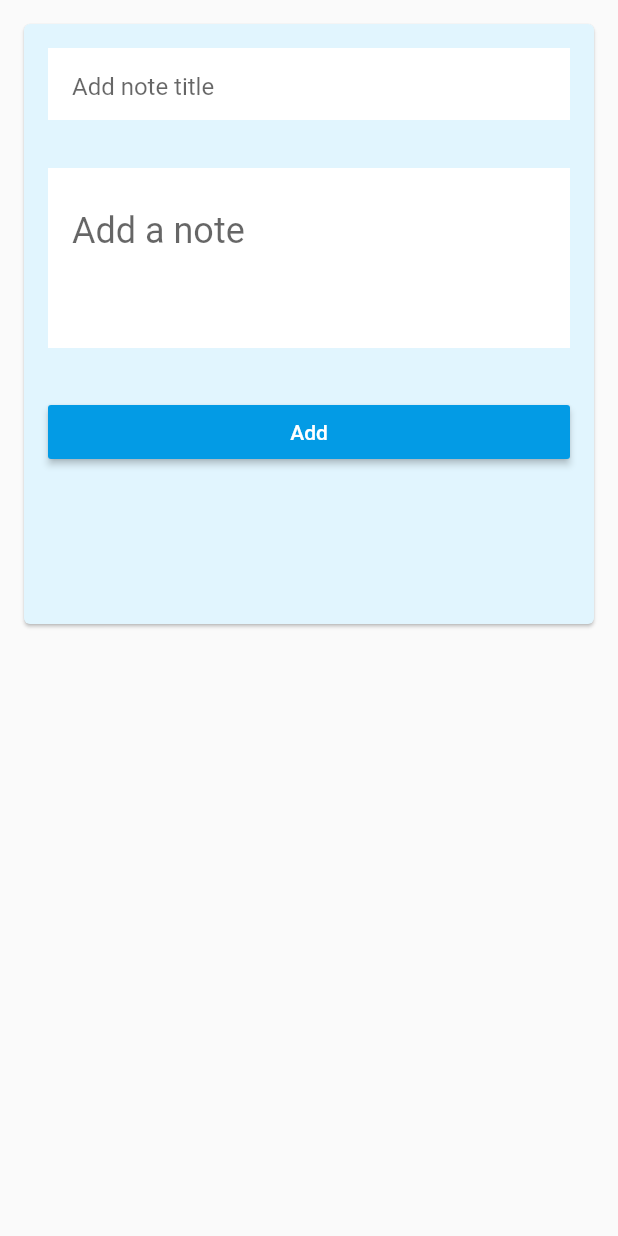
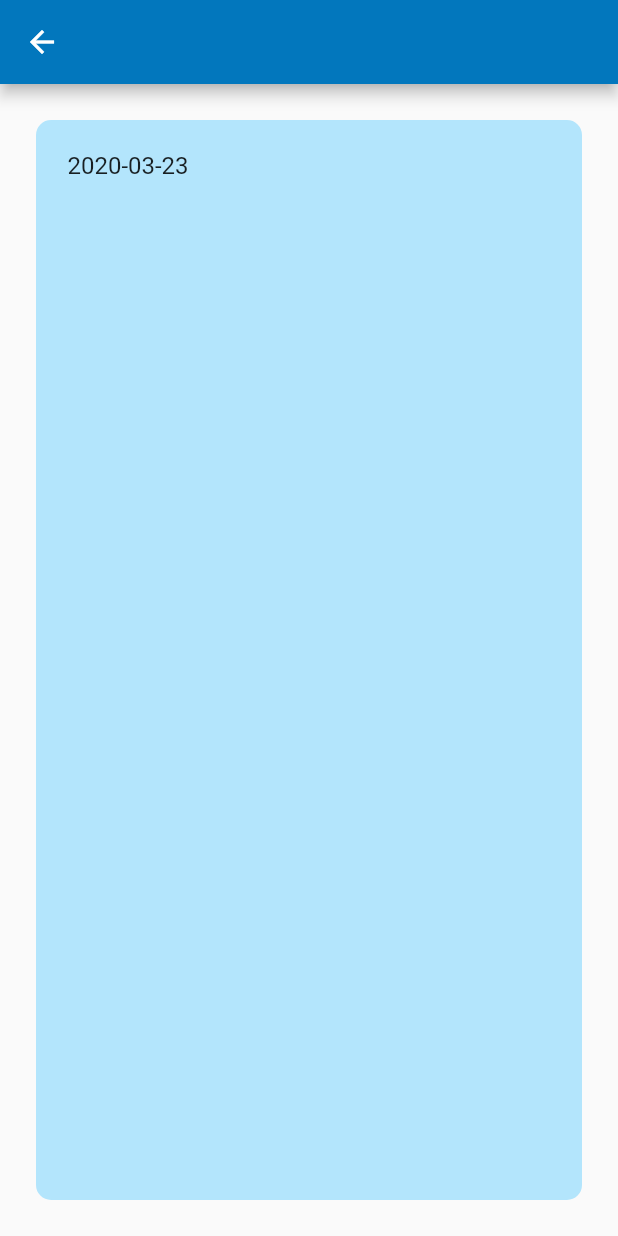
Before and after one commit to hananAlaskar/notes, a Flutter app: the AddNotePage screen opened directly, after a tap on "Add", on a phone screen of 412 x 824 dp. Run offline on Flutter 3.47's test engine with Material 2 defaults, Android fonts, the phone set to English and light mode, and no system bars; our stand-ins replace sqflite; accounts and stored records are empty; Roboto replaces fonts that are missing (Georgia, Hind).

Commit message:
create note page

```diff
--- a/lib/pages/AddNotePage.dart
+++ b/lib/pages/AddNotePage.dart
@@ -2,6 +2,7 @@ import 'dart:io';
 import 'package:flutter/material.dart';
 import 'package:notes_app/model/Note.dart';
 import 'package:notes_app/model/database_helper.dart';
+import 'package:notes_app/pages/NotePage.dart';
 
 class AddNotePage extends StatefulWidget {
   AddNotePage({Key key}) : super(key: key);
@@ -123,7 +124,9 @@ class _AddNotePageState extends State<AddNotePage> {
 
   void _addNote() async {
 
-    await helper.insertNote(createNote());
+    Note note = createNote();
+    await helper.insertNote(note);
+    navigateToNote(note);
     clearAddNoteInput();
 
   }
@@ -142,7 +145,13 @@ class _AddNotePageState extends State<AddNotePage> {
 
 
 
+  void navigateToNote(Note note) async {
 
+    await Navigator.push(context, MaterialPageRoute(builder: (context) {
+      return NotePage(note);
+    }));
+
+  }
 
 
 }
--- a/lib/pages/NoteListPage.dart
+++ b/lib/pages/NoteListPage.dart
@@ -1,4 +1,5 @@
 import 'package:flutter/material.dart';
+import 'package:notes_app/pages/NotePage.dart';
 import 'package:sqflite/sqflite.dart';
 import 'package:notes_app/model/Note.dart';
 import 'package:notes_app/model/database_helper.dart';
@@ -38,19 +39,26 @@ class _NoteListPageState extends State<NoteListPage> {
     return GridView.count(
       crossAxisCount: 3,
       children: List.generate(gridViewCount, (index) {
-        return getNoteContainer(index);
+        return getNoteGestureDetector(index);
       }),
     );
   }
 
-  Container getNoteContainer(index) {
-    return new Container(
-      child: Card(
-          child: Container(
-        margin: EdgeInsets.all(4.0),
-        padding: EdgeInsets.all(4.0),
-        child: getNoteColumn(index),
-      )),
+  GestureDetector getNoteGestureDetector(index) {
+    return  GestureDetector(
+      onTap: () {navigateToNote(noteList[index]);
+    },
+      child: getNoteCard(index),
+    );
+  }
+
+  getNoteCard(index){
+    return  Card(
+        child: Container(
+          margin: EdgeInsets.all(4.0),
+          padding: EdgeInsets.all(4.0),
+          child: getNoteColumn(index),
+        )
     );
   }
 
@@ -134,4 +142,11 @@ class _NoteListPageState extends State<NoteListPage> {
     });
   }
 
+  void navigateToNote(Note note) async {
+
+    await Navigator.push(context, MaterialPageRoute(builder: (context) {
+      return NotePage(note);
+    }));
+
+  }
 }
--- /dev/null
+++ b/lib/pages/NotePage.dart
@@ -0,0 +1,104 @@
+import 'package:flutter/material.dart';
+import 'package:notes_app/model/Note.dart';
+
+class NotePage extends StatefulWidget {
+  final Note note;
+  NotePage(this.note);
+
+  @override
+  _NotePageState createState() => _NotePageState(this.note);
+}
+
+class _NotePageState extends State<NotePage> {
+  Note note;
+  Image image;
+
+  _NotePageState(Note note) {
+    this.note = note;
+  }
+
+  @override
+  Widget build(BuildContext context) {
+    return Scaffold(
+        appBar: AppBar(
+          title: Text(getTitle()),
+        ),
+        body: Container(
+            decoration: myBoxDecoration(),
+            margin: EdgeInsets.all(24.0),
+            child: Column(
+              children: <Widget>[
+                getNoteDateContainer(),
+                getNoteTitleContainer(),
+                getNoteContentContainer()
+              ],
+            )));
+  }
+
+  BoxDecoration myBoxDecoration() {
+    return BoxDecoration(
+      color: Colors.lightBlue[100],
+      border: Border.all(color: Colors.lightBlue[100], width: 5.0),
+      borderRadius: BorderRadius.all(Radius.circular(10.0)),
+    );
+  }
+
+  Container getNoteDateContainer() {
+    final Size screenSize = MediaQuery.of(context).size;
+
+    return Container(
+      padding: EdgeInsets.all(16.0),
+      width: screenSize.width,
+      child: Text(
+        getDate(),
+        style: TextStyle(fontSize: 16.0),
+      ),
+    );
+  }
+
+  Container getNoteTitleContainer() {
+    final Size screenSize = MediaQuery.of(context).size;
+
+    return Container(
+      padding: EdgeInsets.all(16.0),
+      margin: EdgeInsets.only(left: 24.0, right: 24.0),
+      width: screenSize.width,
+      child: Text(
+        getTitle(),
+        style: TextStyle(fontSize: 20, fontWeight: FontWeight.bold),
+      ),
+    );
+  }
+
+  Container getNoteContentContainer() {
+    final Size screenSize = MediaQuery.of(context).size;
+
+    return Container(
+      padding: EdgeInsets.only(left: 24.0, right: 24.0),
+      margin: EdgeInsets.only(left: 24.0, right: 24.0),
+      width: screenSize.width,
+      child: Text(
+        getNoteContent(),
+        style: TextStyle(fontSize: 16.0),
+      ),
+    );
+  }
+
+  String getDate() {
+    return note.date.substring(0, note.date.indexOf(' '));
+  }
+
+  String getTitle() {
+    if (note != null && note.title != null)
+      return note.title;
+    return "";
+  }
+
+  String getNoteContent() {
+    if (note != null && note.content != null) return note.content;
+    return "";
+  }
+
+
+
+}
```
